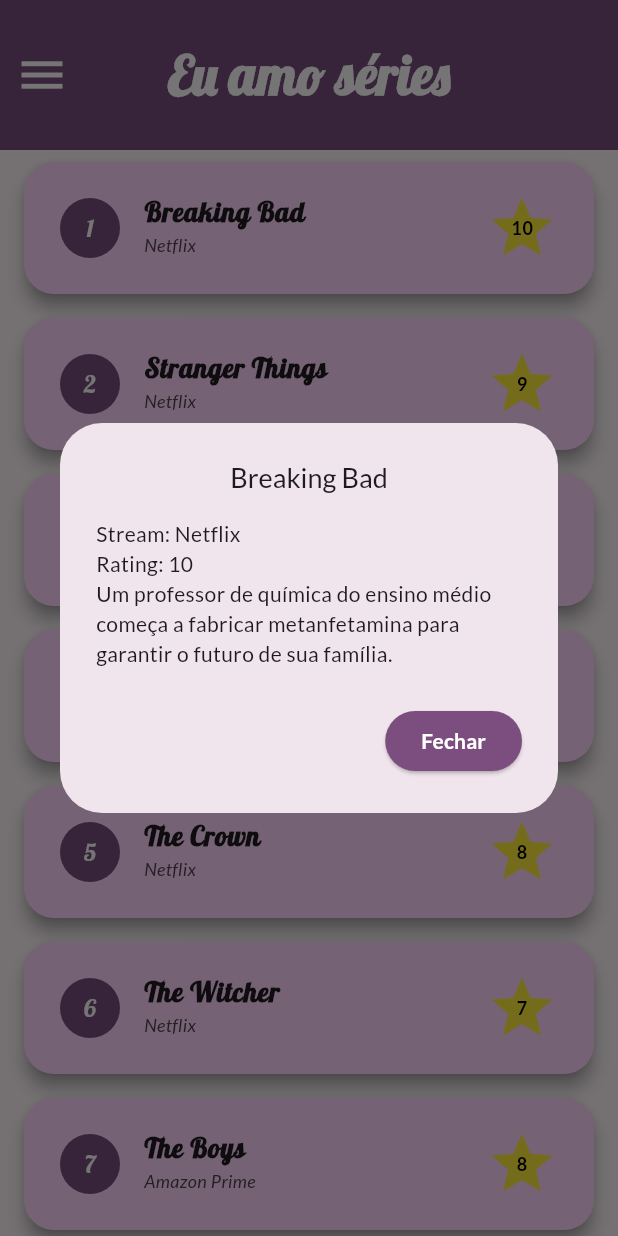
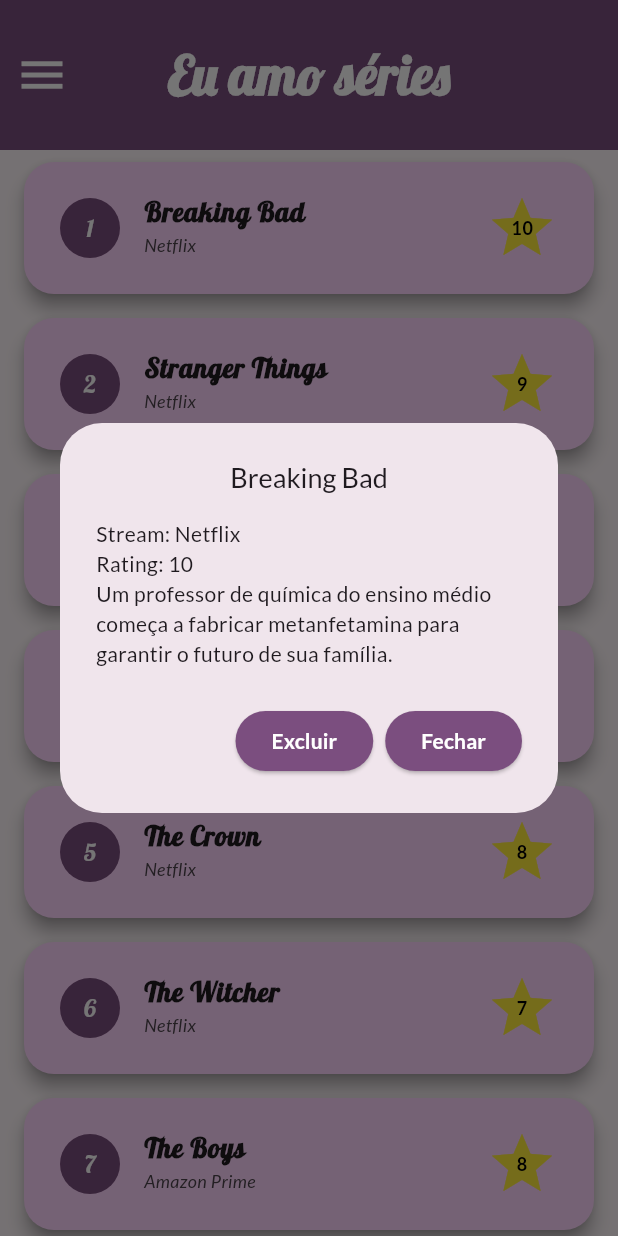
Before and after one commit to danegreice/CapacitacaoMobileVenturus, a Flutter app: the screen it shows after launch, after a tap on an icon or button, on a phone screen of 412 x 824 dp. Run offline on Flutter 3.47's test engine with Material 3 defaults, Android fonts, the phone set to English and light mode, and no system bars; our stand-ins replace google_fonts.

Commit message:
adicionando coisas

```diff
--- a/aplicativo_series/lib/main.dart
+++ b/aplicativo_series/lib/main.dart
@@ -3,11 +3,17 @@
 import 'package:aplicativo_series/tv_show_screen.dart';
 import 'package:flutter/material.dart';
 import 'package:google_fonts/google_fonts.dart';
+import 'package:provider/provider.dart';
 import 'tv_show_data.dart';
 import 'tv_show_models.dart';
 
 void main() {
-  runApp(const MainApp());
+  runApp(
+    ChangeNotifierProvider(
+      create: (context) => TvShowModel(),
+      child: MainApp(),
+    ),
+  );
 }
 
 class MainApp extends StatefulWidget {
@@ -20,12 +26,24 @@
 class _MainAppState extends State<MainApp> {
   final List<TvShow> tvShows = favTvShowList;
 
+  void addTvShow(TvShow tvShow) {
+    setState(() {
+      tvShows.add(tvShow);
+    });
+  }
+
+  void removeTvShow(TvShow tvShow) {
+    setState(() {
+      tvShows.remove(tvShow);
+    });
+  }
+
   //screen control
   int currentScreenIndex = 0;
 
   List<Widget> get screens => [
-    TvShowScreen(tvShows: tvShows),
-    AddTvShowScreen(),
+    TvShowScreen(tvShows: tvShows, removeTvShow: removeTvShow),
+    AddTvShowScreen(addTvShow: addTvShow, switchScreen: switchScreen),
   ];
 
   void switchScreen(int index) {
--- a/aplicativo_series/lib/tv_show_card.dart
+++ b/aplicativo_series/lib/tv_show_card.dart
@@ -4,10 +4,16 @@
 import 'package:google_fonts/google_fonts.dart';
 
 class TvShowCard extends StatelessWidget {
-  const TvShowCard({super.key, required this.tvShow, required this.index});
+  const TvShowCard({
+    super.key,
+    required this.tvShow,
+    required this.index,
+    required this.removeTvShow,
+  });
 
   final TvShow tvShow;
   final int index;
+  final Function(TvShow) removeTvShow;
 
   @override
   Widget build(BuildContext context) {
@@ -51,6 +57,20 @@
               ),
               actions: [
                 ElevatedButton(
+                  onPressed: () {
+                    removeTvShow(tvShow);
+                    Navigator.of(context).pop();
+                  },
+                  style: ElevatedButton.styleFrom(
+                    backgroundColor: colorScheme.primary,
+                    foregroundColor: colorScheme.onPrimary,
+                  ),
+                  child: Text(
+                    'Excluir',
+                    style: TextStyle(fontWeight: FontWeight.bold),
+                  ),
+                ),
+                ElevatedButton(
                   onPressed: () => Navigator.of(context).pop(),
                   style: ElevatedButton.styleFrom(
                     backgroundColor: colorScheme.primary,
--- a/aplicativo_series/lib/tv_show_models.dart
+++ b/aplicativo_series/lib/tv_show_models.dart
@@ -1,3 +1,6 @@
+import 'package:aplicativo_series/tv_show_data.dart';
+import 'package:flutter/material.dart';
+
 class TvShow {
   String title;
   String stream;
@@ -11,3 +14,18 @@
     required this.summary,
   });
 }
+
+class TvShowModel extends ChangeNotifier {
+  final List<TvShow> _tvShows = favTvShowList;
+  List<TvShow> get tvShows => _tvShows;
+
+  void addTvShow(TvShow tvShow) {
+    tvShows.add(tvShow);
+    notifyListeners();
+  }
+
+  void removeTvShow(TvShow tvShow) {
+    tvShows.remove(tvShow);
+    notifyListeners();
+  }
+}
--- a/aplicativo_series/lib/tv_show_screen.dart
+++ b/aplicativo_series/lib/tv_show_screen.dart
@@ -1,11 +1,17 @@
 import 'package:aplicativo_series/tv_show_models.dart';
 import 'package:flutter/material.dart';
+import 'package:provider/provider.dart';
 import 'tv_show_card.dart';
 
 class TvShowScreen extends StatefulWidget {
-  const TvShowScreen({super.key, required this.tvShows});
+  const TvShowScreen({
+    super.key,
+    required this.tvShows,
+    required this.removeTvShow,
+  });
 
   final List<TvShow> tvShows;
+  final Function(TvShow) removeTvShow;
 
   @override
   State<TvShowScreen> createState() => _TvShowScreenState();
@@ -14,9 +20,14 @@
 class _TvShowScreenState extends State<TvShowScreen> {
   @override
   Widget build(BuildContext context) {
+    //var model = Provider.of<TvShowModel>(context, listen: false);
+    //var model = context.read()
     return ListView.builder(
-      itemBuilder: (context, index) =>
-          TvShowCard(tvShow: widget.tvShows[index], index: index),
+      itemBuilder: (context, index) => TvShowCard(
+        tvShow: widget.tvShows[index],
+        index: index,
+        removeTvShow: widget.removeTvShow,
+      ),
       itemCount: widget.tvShows.length,
     );
   }
--- a/aplicativo_series/pubspec.yaml
+++ b/aplicativo_series/pubspec.yaml
@@ -10,6 +10,7 @@
   flutter:
     sdk: flutter
   google_fonts: ^6.2.1
+  provider: ^6.1.5
 
 dev_dependencies:
   flutter_test:
```
Also changed, not shown: aplicativo_series/lib/add_tv_show_screen.dart (+11 -1 lines), aplicativo_series/pubspec.lock.
